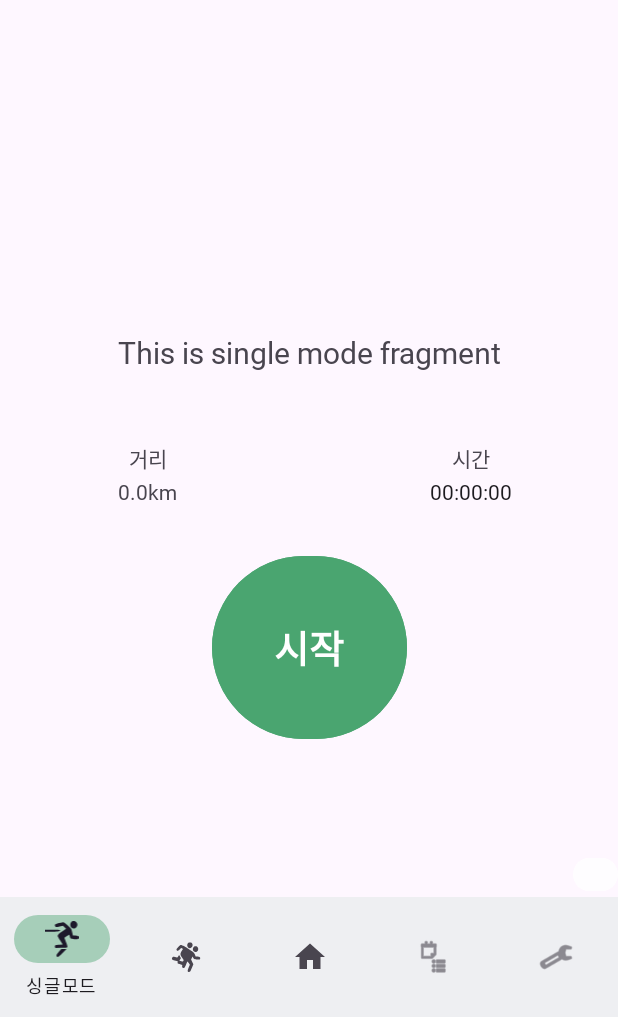
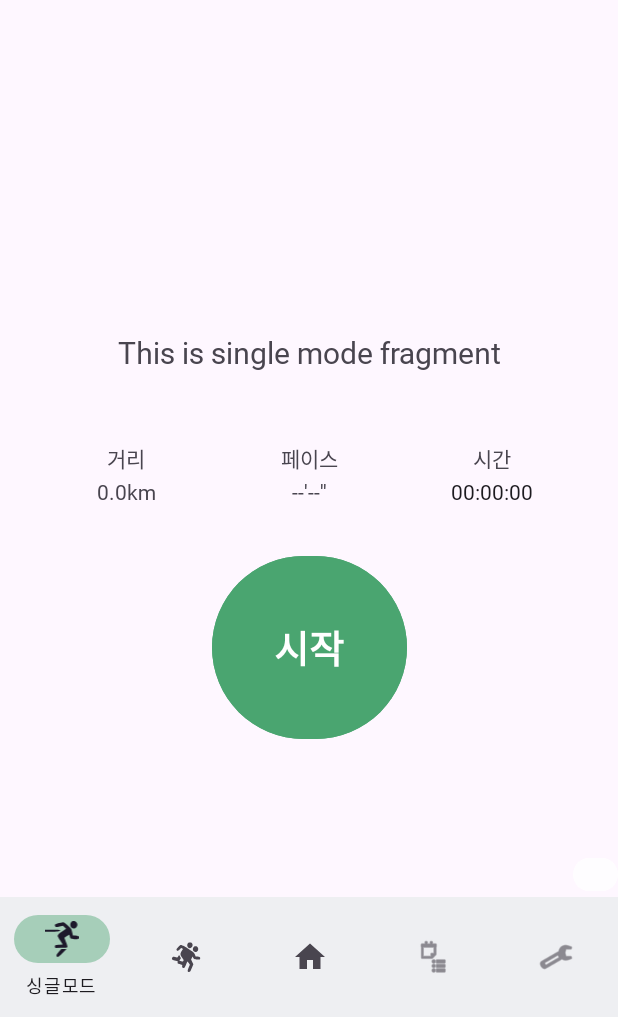
Before and after one commit to snuhcs-course/swpp-2023-project-team-12, an Android app: the SingleModeFragment screen opened through its navigation route, on a phone screen of 412 x 824 dp, the part 219-1236 px from its top. Run offline under Robolectric (Android 15) with nearby library versions, the phone set to English and light mode, and no system bars; our stand-ins replace navigation-ui; libraries missing offline, so code that uses them is left out: org.tensorflow.lite; 3 statements that could not run were skipped.

Commit message:
Feat: add current pace in single mode

```diff
--- a/android/RunUsAndroid/app/src/main/java/com/example/runusandroid/ui/single_mode/SingleModeMainUI.java
+++ b/android/RunUsAndroid/app/src/main/java/com/example/runusandroid/ui/single_mode/SingleModeMainUI.java
@@ -10,16 +10,18 @@ public class SingleModeMainUI {
 
     private final Chronometer currentTimeText;
     private final TextView currentDistanceText;
+    private final TextView currentPaceText;
 
     private final Button showMissionButton;
     private final Button quitButton;
 
     public SingleModeMainUI(Chronometer currentTimeText,
                             TextView currentDistanceText,
-                            Button showMissionButton,
+                            TextView currentPaceText, Button showMissionButton,
                             Button quitButton) {
         this.currentTimeText = currentTimeText;
         this.currentDistanceText = currentDistanceText;
+        this.currentPaceText = currentPaceText;
         this.showMissionButton = showMissionButton;
         this.quitButton = quitButton;
     }
--- a/android/RunUsAndroid/app/src/main/res/layout/fragment_single_mode.xml
+++ b/android/RunUsAndroid/app/src/main/res/layout/fragment_single_mode.xml
@@ -58,6 +58,42 @@
         app:layout_constraintGuide_percent="0.6" />
 
 
+    <androidx.constraintlayout.widget.Guideline
+        android:id="@+id/guidelineLeftBottom"
+        android:layout_width="wrap_content"
+        android:layout_height="wrap_content"
+        android:orientation="vertical"
+        app:layout_constraintGuide_begin="24dp" />
+
+    <androidx.constraintlayout.widget.Guideline
+        android:id="@+id/guidelineRightBottom"
+        android:layout_width="wrap_content"
+        android:layout_height="wrap_content"
+        android:orientation="vertical"
+        app:layout_constraintGuide_end="24dp" />
+
+    <androidx.constraintlayout.widget.Guideline
+        android:id="@+id/guidelineCenterBottom"
+        android:layout_width="wrap_content"
+        android:layout_height="wrap_content"
+        android:orientation="vertical"
+        app:layout_constraintGuide_percent="0.5" />
+
+    <androidx.constraintlayout.widget.Guideline
+        android:id="@+id/guidelineclBottom"
+        android:layout_width="wrap_content"
+        android:layout_height="wrap_content"
+        android:orientation="vertical"
+        app:layout_constraintGuide_percent="0.35" />
+
+    <androidx.constraintlayout.widget.Guideline
+        android:id="@+id/guidelinecrBottom"
+        android:layout_width="wrap_content"
+        android:layout_height="wrap_content"
+        android:orientation="vertical"
+        app:layout_constraintGuide_percent="0.65" />
+
+
     <TextView
         android:id="@+id/goalDistanceStaticText"
         android:layout_width="wrap_content"
@@ -113,16 +149,23 @@
         app:layout_constraintStart_toStartOf="parent"
         app:layout_constraintTop_toBottomOf="@id/goalDistanceText" />
 
+    <LinearLayout
+        android:id="@+id/currentDistance"
+        android:layout_width="wrap_content"
+        android:layout_height="wrap_content"
+        android:gravity="center_horizontal"
+        android:orientation="vertical"
+        app:layout_constraintEnd_toStartOf="@id/guidelineclBottom"
+        app:layout_constraintStart_toStartOf="@id/guidelineLeftBottom"
+        app:layout_constraintTop_toBottomOf="@id/map">
+
         <TextView
             android:id="@+id/currentDistanceStaticText"
             android:layout_width="wrap_content"
             android:layout_height="wrap_content"
             android:fontFamily="@font/pretendardregular"
             android:paddingTop="30dp"
-        android:text="거리"
-        app:layout_constraintEnd_toStartOf="@id/guidelinecl"
-        app:layout_constraintStart_toStartOf="@id/guidelineLeft"
-        app:layout_constraintTop_toBottomOf="@id/map" />
+            android:text="거리" />
 
         <TextView
             android:id="@+id/currentDistanceText"
@@ -132,9 +175,48 @@
             android:paddingTop="2dp"
             android:paddingBottom="30dp"
             android:text="0.0km"
-        app:layout_constraintEnd_toStartOf="@id/guidelinecl"
-        app:layout_constraintStart_toStartOf="@id/guidelineLeft"
             app:layout_constraintTop_toBottomOf="@id/currentDistanceStaticText" />
+    </LinearLayout>
+
+    <LinearLayout
+        android:id="@+id/currentPace"
+        android:layout_width="wrap_content"
+        android:layout_height="wrap_content"
+        android:gravity="center_horizontal"
+        android:orientation="vertical"
+        app:layout_constraintEnd_toEndOf="@id/guidelinecrBottom"
+        app:layout_constraintStart_toStartOf="@id/guidelineclBottom"
+        app:layout_constraintTop_toBottomOf="@id/map">
+
+        <TextView
+            android:id="@+id/currentPaceStaticText"
+            android:layout_width="wrap_content"
+            android:layout_height="wrap_content"
+            android:fontFamily="@font/pretendardregular"
+            android:paddingTop="30dp"
+            android:text="페이스" />
+
+        <TextView
+            android:id="@+id/currentPaceText"
+            android:layout_width="wrap_content"
+            android:layout_height="wrap_content"
+            android:fontFamily="@font/pretendardregular"
+            android:paddingTop="2dp"
+            android:paddingBottom="30dp"
+            android:text="--'--''"
+            app:layout_constraintTop_toBottomOf="@id/currentPaceStaticText" />
+    </LinearLayout>
+
+
+    <LinearLayout
+        android:id="@+id/currentTime"
+        android:layout_width="wrap_content"
+        android:layout_height="wrap_content"
+        android:gravity="center_horizontal"
+        android:orientation="vertical"
+        app:layout_constraintEnd_toEndOf="@id/guidelineRightBottom"
+        app:layout_constraintStart_toStartOf="@id/guidelinecrBottom"
+        app:layout_constraintTop_toBottomOf="@id/map">
 
         <TextView
             android:id="@+id/currentTimeStaticText"
@@ -142,10 +224,7 @@
             android:layout_height="wrap_content"
             android:fontFamily="@font/pretendardregular"
             android:paddingTop="30dp"
-        android:text="시간"
-        app:layout_constraintEnd_toStartOf="@id/guidelineRight"
-        app:layout_constraintStart_toStartOf="@id/guidelinecr"
-        app:layout_constraintTop_toBottomOf="@id/map" />
+            android:text="시간" />
 
         <Chronometer
             android:id="@+id/currentTimeText"
@@ -156,9 +235,9 @@
             android:paddingTop="2dp"
             android:paddingBottom="15dp"
             android:text="00:00:00"
-        app:layout_constraintEnd_toStartOf="@id/guidelineRight"
-        app:layout_constraintStart_toStartOf="@id/guidelinecr"
             app:layout_constraintTop_toBottomOf="@id/currentTimeStaticText" />
+    </LinearLayout>
+
 
     <Button
         android:id="@+id/startButton"
@@ -168,30 +247,31 @@
         android:fontFamily="@font/pretendardregular"
         android:shape='oval'
         android:text="시작"
+        android:textSize="25dp"
         android:textStyle="bold"
-        android:textSize="25dp"
         android:visibility="visible"
         app:layout_constraintBottom_toBottomOf="parent"
-        app:layout_constraintTop_toBottomOf="@id/map"
         app:layout_constraintEnd_toStartOf="@+id/guidelineRight"
         app:layout_constraintStart_toStartOf="@+id/guidelineLeft"
+        app:layout_constraintTop_toBottomOf="@id/map"
         tools:layout_editor_absoluteY="541dp" />
 
     <Button
         android:id="@+id/quitButton"
         android:layout_width="130dp"
         android:layout_height="130dp"
+        android:layout_marginTop="60dp"
         android:backgroundTint="#E94334"
         android:fontFamily="@font/pretendardregular"
         android:shape='oval'
         android:text="종료"
+        android:textSize="25dp"
         android:textStyle="bold"
-        android:textSize="25dp"
         android:visibility="gone"
         app:layout_constraintBottom_toBottomOf="parent"
-        app:layout_constraintTop_toBottomOf="@id/map"
         app:layout_constraintEnd_toStartOf="@+id/guidelineRight"
-        app:layout_constraintStart_toStartOf="@+id/guidelineLeft" />
+        app:layout_constraintStart_toStartOf="@+id/guidelineLeft"
+        app:layout_constraintTop_toBottomOf="@id/map" />
 
     <Button
         android:id="@+id/hiddenButton"
```
Also changed, not shown: android/RunUsAndroid/app/src/main/java/com/example/runusandroid/ui/single_mode/SingleModeFragment.java (+127 -130 lines). Lines whose indentation alone changed are shown as unchanged.
